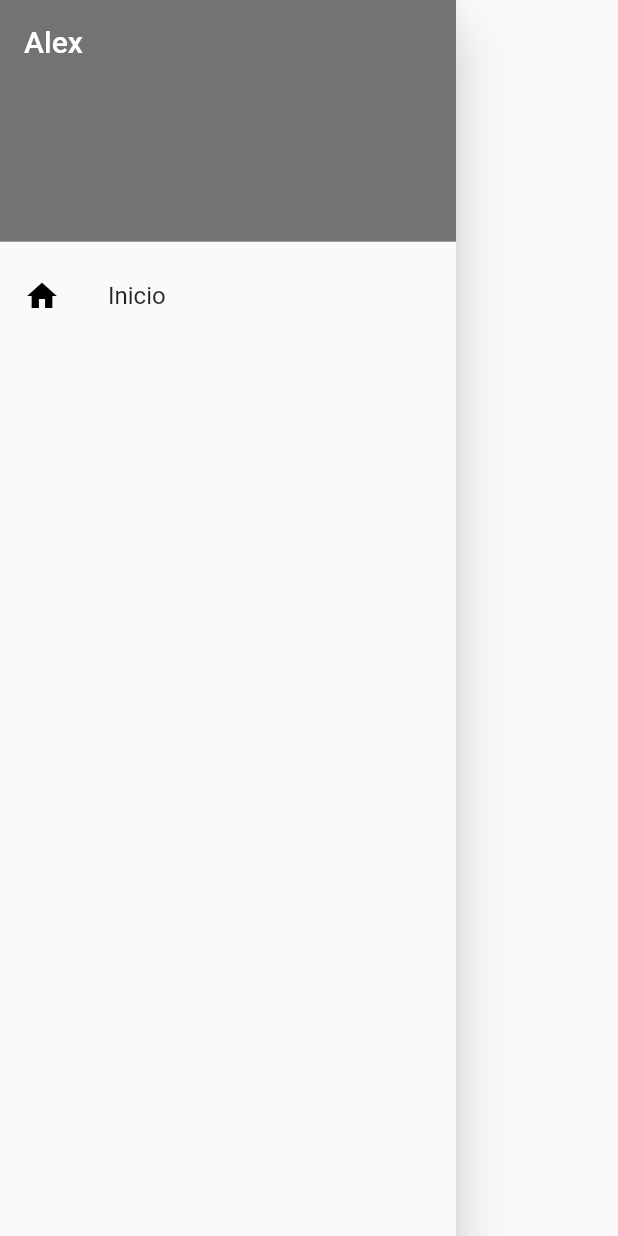
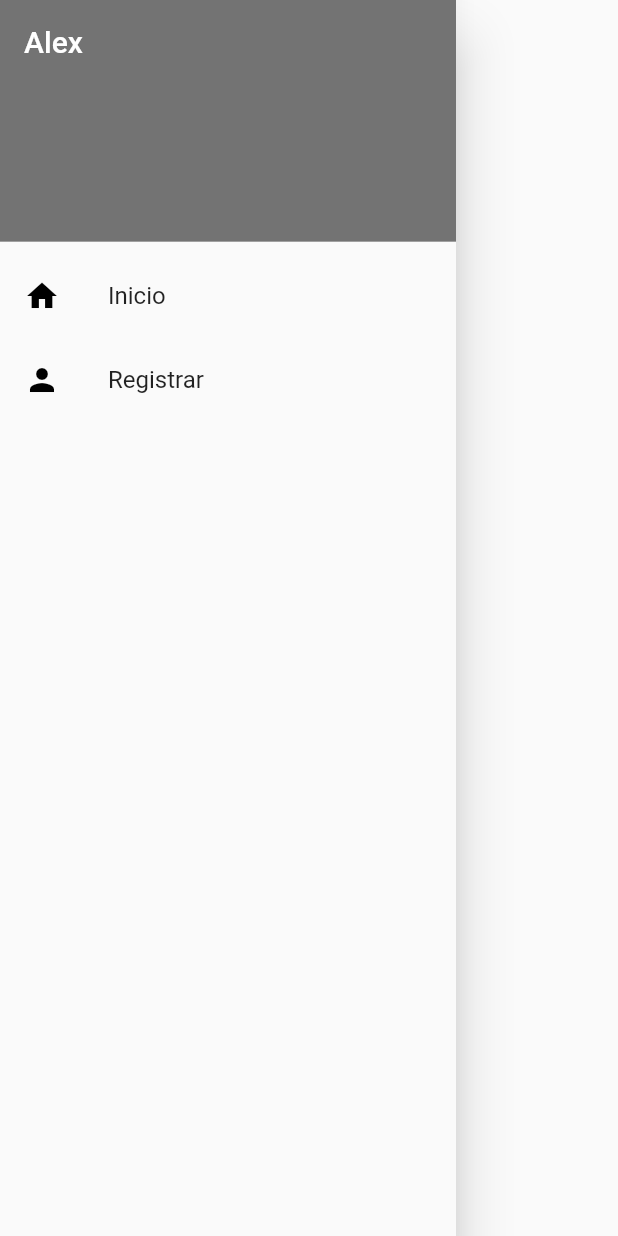
Before and after one commit to franlm1/project-appEnglish, a Flutter app: the MenuLateral widget shown alone on an empty page, opened directly, on a phone screen of 412 x 824 dp. Run offline on Flutter 3.47's test engine with Material 2 defaults, Android fonts, the phone set to English and light mode, and no system bars.

Commit message:
vista registrar

```diff
--- a/lib/menu/animation_route.dart
+++ b/lib/menu/animation_route.dart
@@ -4,7 +4,7 @@ class Animation_route extends PageRouteBuilder {
   final Widget widget;
   Animation_route(this.widget)
       : super(
-            transitionDuration: Duration(
+            transitionDuration: const Duration(
                 days: 0,
                 hours: 0,
                 minutes: 0,
--- a/lib/menu/menu_lateral.dart
+++ b/lib/menu/menu_lateral.dart
@@ -1,4 +1,5 @@
 import 'package:flutter/material.dart';
+import 'package:tuttorial_1/add/add_alumno.dart';
 
 import '../main.dart';
 import 'animation_route.dart';
@@ -15,7 +16,7 @@ class Menu extends State<MenuLateral> {
       child: ListView(
         padding: EdgeInsets.zero,
         children:  [
-          DrawerHeader(
+          const DrawerHeader(
             child: Text(
               "Alex",
               style: TextStyle(
@@ -29,12 +30,21 @@ class Menu extends State<MenuLateral> {
             ),
           ),
           ListTile(
-              leading: Icon(
+              leading: const Icon(
                 Icons.home,
                 color: Colors.black,
               ),
-              title: Text('Inicio'),
-              onTap: () => Navigator.pop(context, Animation_route(MyApp()))),
+              title: const Text('Inicio'),
+              onTap: () => Navigator.pop(context, Animation_route(MyApp()))
+              ),
+        ListTile(
+              leading: const Icon(
+                Icons.person,
+                color: Colors.black,
+              ),
+              title: const Text('Registrar'),
+              onTap: () => Navigator.push(context, Animation_route(AddAlumno()))
+              ),
         ],
       ),
     );
```
Also changed, not shown: lib/add/add_alumno.dart (added, +74 -0 lines).
